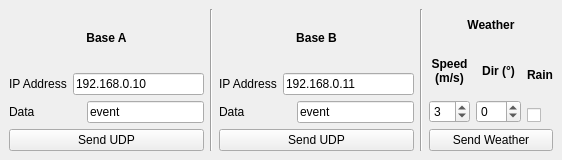
First picture: the form in F3FChrono/gui/simulate_base.ui, repository jomarin38/F3FChrono, before the edit.
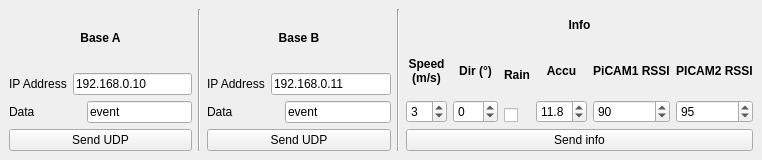
Second picture: the form after the edit.

Commit message:
adding weather simulation mode by udp message adding weather rules adding arduino I2C class first test ChronoClass changed with chronoRpi & chronoArduino. MainUiController.py changed to integrate chrono signals. ProcessUI has been deleted.
change UDPReceive Thread with QThread
adding Voltage, RSSI piCAM1 & piCAM2 on status info
adding Voltage, RSSIs on simulateUI with udp messages.

Patch:
```diff
--- a/F3FChrono/gui/simulate_base.ui
+++ b/F3FChrono/gui/simulate_base.ui
@@ -6,7 +6,7 @@
    <rect>
     <x>0</x>
     <y>0</y>
-    <width>562</width>
+    <width>762</width>
     <height>160</height>
    </rect>
   </property>
@@ -204,7 +204,7 @@
            </font>
           </property>
           <property name="text">
-           <string>Weather</string>
+           <string>Info</string>
           </property>
           <property name="alignment">
            <set>Qt::AlignCenter</set>
@@ -322,12 +322,145 @@
             </item>
            </layout>
           </item>
+          <item>
+           <layout class="QVBoxLayout" name="verticalLayout_14">
+            <item>
+             <widget class="QLabel" name="label_22">
+              <property name="minimumSize">
+               <size>
+                <width>0</width>
+                <height>15</height>
+               </size>
+              </property>
+              <property name="maximumSize">
+               <size>
+                <width>16777215</width>
+                <height>16777215</height>
+               </size>
+              </property>
+              <property name="font">
+               <font>
+                <weight>75</weight>
+                <bold>true</bold>
+               </font>
+              </property>
+              <property name="text">
+               <string>Accu</string>
+              </property>
+              <property name="alignment">
+               <set>Qt::AlignCenter</set>
+              </property>
+             </widget>
+            </item>
+            <item>
+             <widget class="QDoubleSpinBox" name="AccuRace">
+              <property name="decimals">
+               <number>1</number>
+              </property>
+              <property name="minimum">
+               <double>9.000000000000000</double>
+              </property>
+              <property name="maximum">
+               <double>12.600000000000000</double>
+              </property>
+              <property name="singleStep">
+               <double>0.100000000000000</double>
+              </property>
+              <property name="value">
+               <double>11.800000000000001</double>
+              </property>
+             </widget>
+            </item>
+           </layout>
+          </item>
+          <item>
+           <layout class="QVBoxLayout" name="verticalLayout_15">
+            <item>
+             <widget class="QLabel" name="label_23">
+              <property name="minimumSize">
+               <size>
+                <width>0</width>
+                <height>15</height>
+               </size>
+              </property>
+              <property name="font">
+               <font>
+                <weight>75</weight>
+                <bold>true</bold>
+               </font>
+              </property>
+              <property name="text">
+               <string>PiCAM1 RSSI</string>
+              </property>
+              <property name="alignment">
+               <set>Qt::AlignCenter</set>
+              </property>
+             </widget>
+            </item>
+            <item>
+             <widget class="QSpinBox" name="rssi_picam1">
+              <property name="enabled">
+               <bool>true</bool>
+              </property>
+              <property name="minimum">
+               <number>0</number>
+              </property>
+              <property name="maximum">
+               <number>100</number>
+              </property>
+              <property name="value">
+               <number>90</number>
+              </property>
+             </widget>
+            </item>
+           </layout>
+          </item>
+          <item>
+           <layout class="QHBoxLayout" name="horizontalLayout_13">
+            <item>
+             <layout class="QVBoxLayout" name="verticalLayout_16">
+              <item>
+               <widget class="QLabel" name="label_24">
+                <property name="font">
+                 <font>
+                  <weight>75</weight>
+                  <bold>true</bold>
+                 </font>
+                </property>
+                <property name="text">
+                 <string>PICAM2 RSSI</string>
+                </property>
+                <property name="alignment">
+                 <set>Qt::AlignCenter</set>
+                </property>
+               </widget>
+              </item>
+              <item>
+               <widget class="QSpinBox" name="rssi_picam2">
+                <property name="enabled">
+                 <bool>true</bool>
+                </property>
+                <property name="minimum">
+                 <number>0</number>
+                </property>
+                <property name="maximum">
+                 <number>100</number>
+                </property>
+                <property name="value">
+                 <number>95</number>
+                </property>
+               </widget>
+              </item>
+             </layout>
+            </item>
+           </layout>
+          </item>
          </layout>
         </item>
         <item>
          <widget class="QPushButton" name="btn_send_wind">
           <property name="text">
-           <string>Send Weather</string>
+           <string>Send info</string>
           </property>
          </widget>
         </item>
```
The commit also changes 8 other files.
